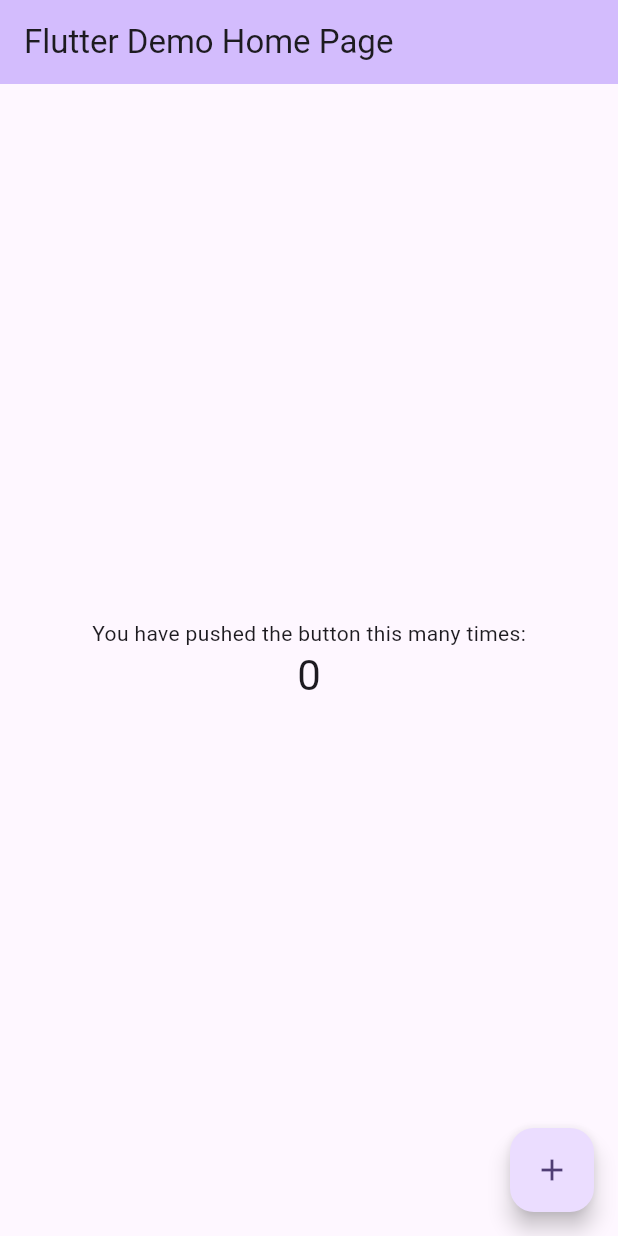
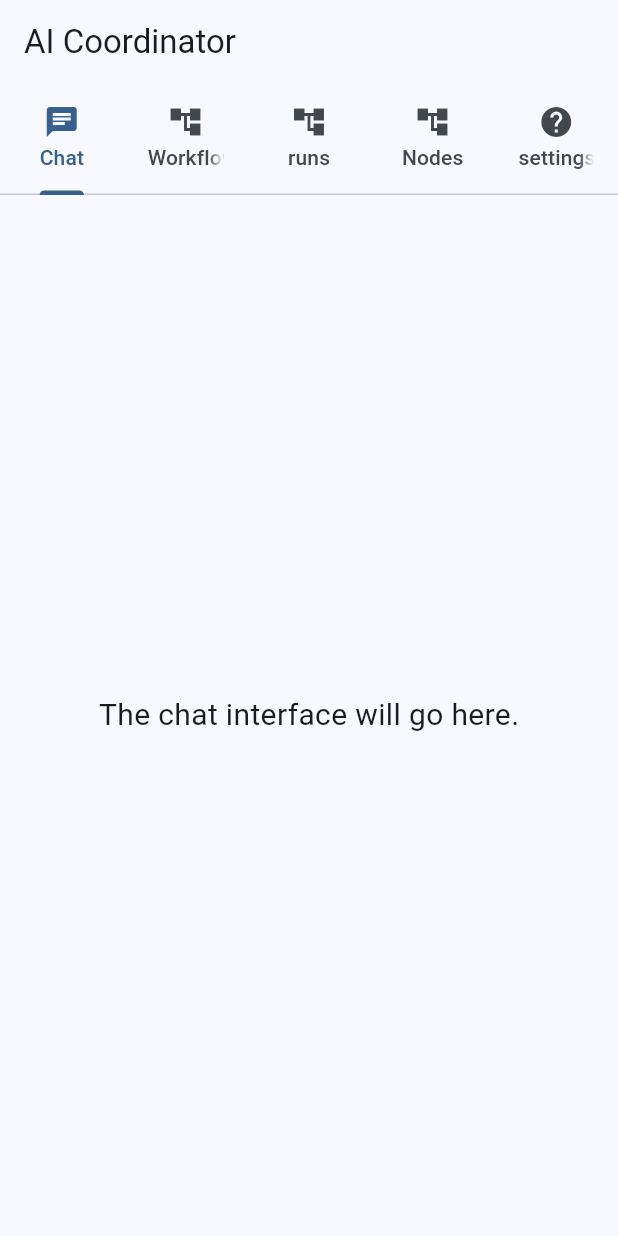
Before and after one commit to JasperManousek/ai_workflow_manager, a Flutter app: the screen it shows after launch, on a phone screen of 412 x 824 dp. Run offline on Flutter 3.47's test engine with Material 3 defaults, Android fonts, the phone set to English and light mode, and no system bars.

Commit message:
basic structure

```diff
--- a/lib/main.dart
+++ b/lib/main.dart
@@ -1,122 +1,143 @@
 import 'package:flutter/material.dart';
 
 void main() {
-  runApp(const MyApp());
+  runApp(const AiCoordinatorApp());
 }
 
-class MyApp extends StatelessWidget {
-  const MyApp({super.key});
+class AiCoordinatorApp extends StatelessWidget {
+  const AiCoordinatorApp({super.key});
 
-  // This widget is the root of your application.
   @override
   Widget build(BuildContext context) {
     return MaterialApp(
-      title: 'Flutter Demo',
+      debugShowCheckedModeBanner: false,
+      title: 'AI Coordinator',
       theme: ThemeData(
-        // This is the theme of your application.
-        //
-        // TRY THIS: Try running your application with "flutter run". You'll see
-        // the application has a purple toolbar. Then, without quitting the app,
-        // try changing the seedColor in the colorScheme below to Colors.green
-        // and then invoke "hot reload" (save your changes or press the "hot
-        // reload" button in a Flutter-supported IDE, or press "r" if you used
-        // the command line to start the app).
-        //
-        // Notice that the counter didn't reset back to zero; the application
-        // state is not lost during the reload. To reset the state, use hot
-        // restart instead.
-        //
-        // This works for code too, not just values: Most code changes can be
-        // tested with just a hot reload.
-        colorScheme: .fromSeed(seedColor: Colors.deepPurple),
+        colorScheme: ColorScheme.fromSeed(
+          seedColor: Colors.blue,
+        ),
+        useMaterial3: true,
       ),
-      home: const MyHomePage(title: 'Flutter Demo Home Page'),
+      home: const MainScreen(),
     );
   }
 }
 
-class MyHomePage extends StatefulWidget {
-  const MyHomePage({super.key, required this.title});
-
-  // This widget is the home page of your application. It is stateful, meaning
-  // that it has a State object (defined below) that contains fields that affect
-  // how it looks.
-
-  // This class is the configuration for the state. It holds the values (in this
-  // case the title) provided by the parent (in this case the App widget) and
-  // used by the build method of the State. Fields in a Widget subclass are
-  // always marked "final".
-
-  final String title;
-
-  @override
-  State<MyHomePage> createState() => _MyHomePageState();
-}
-
-class _MyHomePageState extends State<MyHomePage> {
-  int _counter = 0;
-
-  void _incrementCounter() {
-    setState(() {
-      // This call to setState tells the Flutter framework that something has
-      // changed in this State, which causes it to rerun the build method below
-      // so that the display can reflect the updated values. If we changed
-      // _counter without calling setState(), then the build method would not be
-      // called again, and so nothing would appear to happen.
-      _counter++;
-    });
-  }
+class MainScreen extends StatelessWidget {
+  const MainScreen({super.key});
 
   @override
   Widget build(BuildContext context) {
-    // This method is rerun every time setState is called, for instance as done
-    // by the _incrementCounter method above.
-    //
-    // The Flutter framework has been optimized to make rerunning build methods
-    // fast, so that you can just rebuild anything that needs updating rather
-    // than having to individually change instances of widgets.
-    return Scaffold(
-      appBar: AppBar(
-        // TRY THIS: Try changing the color here to a specific color (to
-        // Colors.amber, perhaps?) and trigger a hot reload to see the AppBar
-        // change color while the other colors stay the same.
-        backgroundColor: Theme.of(context).colorScheme.inversePrimary,
-        // Here we take the value from the MyHomePage object that was created by
-        // the App.build method, and use it to set our appbar title.
-        title: Text(widget.title),
-      ),
-      body: Center(
-        // Center is a layout widget. It takes a single child and positions it
-        // in the middle of the parent.
-        child: Column(
-          // Column is also a layout widget. It takes a list of children and
-          // arranges them vertically. By default, it sizes itself to fit its
-          // children horizontally, and tries to be as tall as its parent.
-          //
-          // Column has various properties to control how it sizes itself and
-          // how it positions its children. Here we use mainAxisAlignment to
-          // center the children vertically; the main axis here is the vertical
-          // axis because Columns are vertical (the cross axis would be
-          // horizontal).
-          //
-          // TRY THIS: Invoke "debug painting" (choose the "Toggle Debug Paint"
-          // action in the IDE, or press "p" in the console), to see the
-          // wireframe for each widget.
-          mainAxisAlignment: .center,
+    return DefaultTabController(
+      length: 5,
+      child: Scaffold(
+        appBar: AppBar(
+          title: const Text('AI Coordinator'),
+          bottom: const TabBar(
+            tabs: [
+              Tab(
+                icon: Icon(Icons.chat),
+                text: 'Chat',
+              ),
+              Tab(
+                icon: Icon(Icons.account_tree),
+                text: 'Workflows',
+              ),
+              Tab(
+                icon: Icon(Icons.account_tree),
+                text: 'runs',
+              ),
+              Tab(
+                icon: Icon(Icons.account_tree),
+                text: 'Nodes',
+              ),
+              Tab(
+                icon: Icon(Icons.help),
+                text: 'settings',
+              )
+            ],
+          ),
+        ),
+        body: const TabBarView(
           children: [
-            const Text('You have pushed the button this many times:'),
-            Text(
-              '$_counter',
-              style: Theme.of(context).textTheme.headlineMedium,
-            ),
+            ChatTab(),
+            WorkflowsTab(),
+            RunsTab(),
+            NodesTab(),
+            SettingsTab(),
           ],
         ),
-      ),
-      floatingActionButton: FloatingActionButton(
-        onPressed: _incrementCounter,
-        tooltip: 'Increment',
-        child: const Icon(Icons.add),
       ),
     );
   }
 }
+
+class ChatTab extends StatelessWidget {
+  const ChatTab({super.key});
+
+  @override
+  Widget build(BuildContext context) {
+    return const Center(
+      child: Text(
+        'The chat interface will go here.',
+        style: TextStyle(fontSize: 20),
+      ),
+    );
+  }
+}
+
+class WorkflowsTab extends StatelessWidget {
+  const WorkflowsTab({super.key});
+
+  @override
+  Widget build(BuildContext context) {
+    return const Center(
+      child: Text(
+        'The workflow editor will go here.',
+        style: TextStyle(fontSize: 20),
+      ),
+    );
+  }
+}
+
+class SettingsTab extends StatelessWidget {
+  const SettingsTab({super.key});
+
+  @override
+  Widget build(BuildContext context) {
+    return const Center(
+      child: Text(
+        'Application settings will go here.',
+        style: TextStyle(fontSize: 20),
+      ),
+    );
+  }
+}
+
+class RunsTab extends StatelessWidget {
+  const RunsTab({super.key});
+
+  @override
+  Widget build(BuildContext context) {
+    return const Center(
+      child: Text(
+        'Application settings will go here.',
+        style: TextStyle(fontSize: 20),
+      ),
+    );
+  }
+}
+
+class NodesTab extends StatelessWidget {
+  const NodesTab({super.key});
+
+  @override
+  Widget build(BuildContext context) {
+    return const Center(
+      child: Text(
+        'Application settings will go here.',
+        style: TextStyle(fontSize: 20),
+      ),
+    );
+  }
+}
```
Also changed, not shown: lib/screens/workflows_screen.dart (added, +15 -0 lines), lib/main_screen.dart (added), lib/screens/chat_screen.dart (added), lib/screens/nodes_screen.dart (added), lib/screens/runs_screen.dart (added), lib/screens/settings_screen.dart (added), 1 other file.
